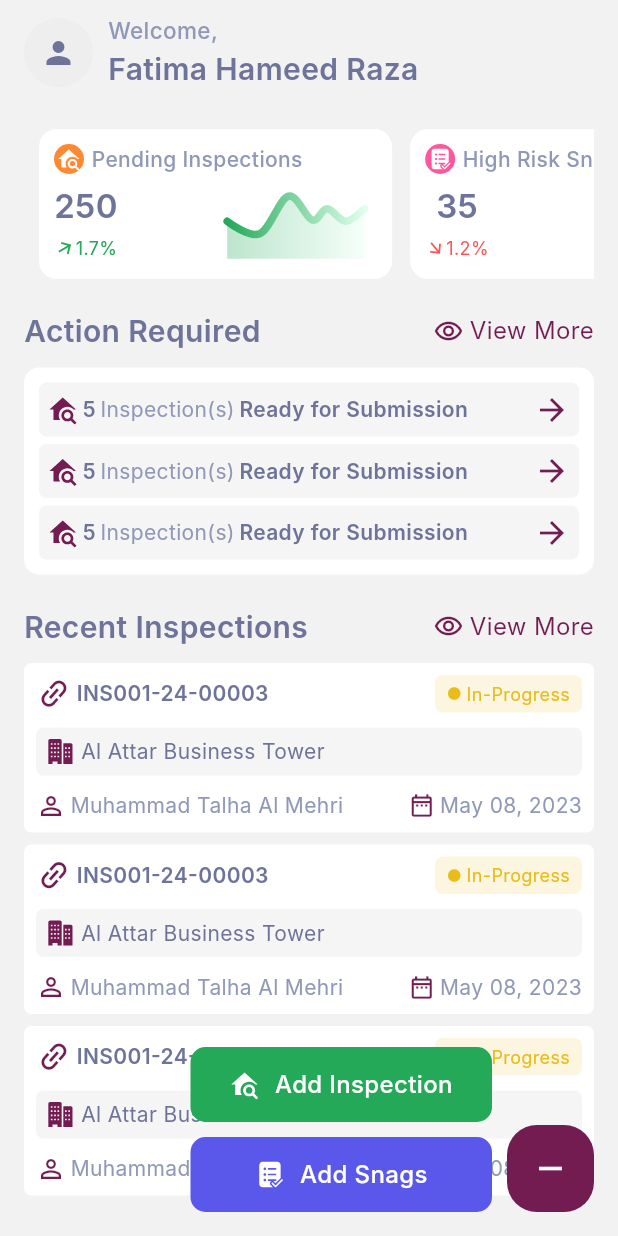
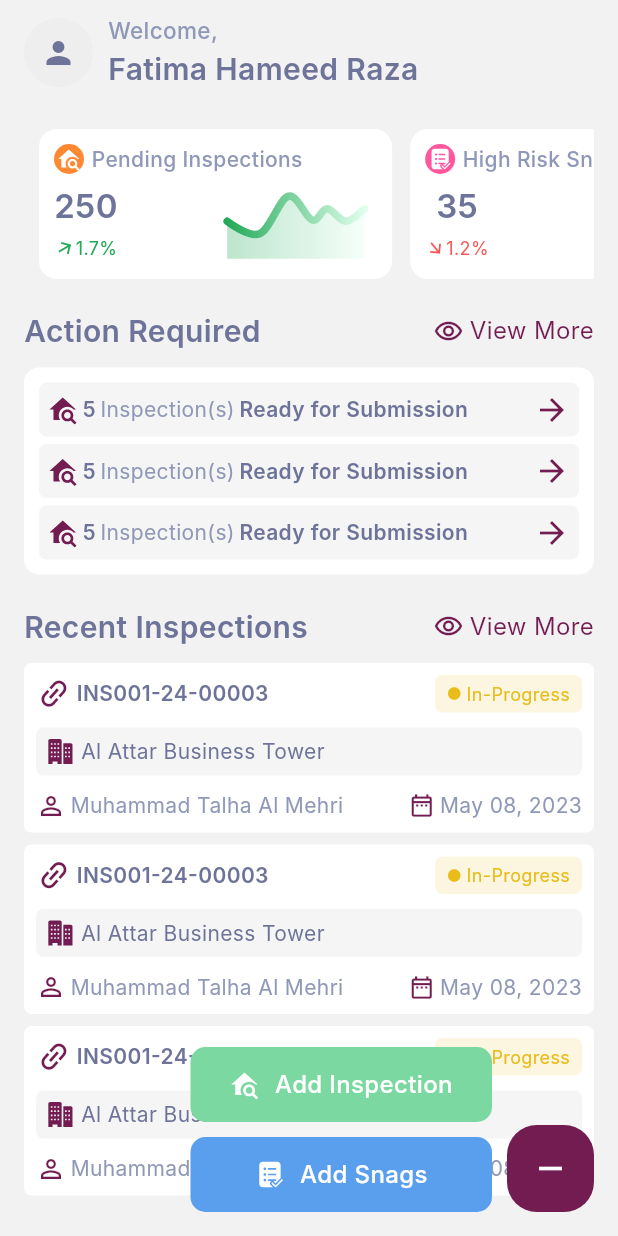
Before and after one commit to Hibba-Syed/SNAGS-Mobile, a Flutter app: the DashboardScreen screen opened directly, after a tap on the "add" icon, on a phone screen of 412 x 824 dp. Run offline on Flutter 3.47's test engine with Material 3 defaults, Android fonts, the phone set to English and light mode, and no system bars; drawn by our look-alikes of fl_chart; our stand-ins replace cached_network_image, dropdown_search, flutter_animate, flutter_bloc, flutter_rating_bar, flutter_svg and 4 more; missing offline and left inert: super_tooltip; accounts and stored records are empty; Roboto replaces fonts that are missing (Inter).

Commit message:
changed: colors

```diff
--- a/lib/res/constants/app_colors.dart
+++ b/lib/res/constants/app_colors.dart
@@ -4,6 +4,7 @@ class AppColors{
   static const Color primary = Color(0xFF721C51);
   static const Color background = Color(0xFFF2F2F2);
   static const Color green = Color(0xFF24A959);
+  static const Color cGreen = Color(0xFF7CD8A1);
   static const Color lightGreen = Color(0xFFE0FFED);
   static const Color red = Color(0xFFFB5454);
   static const Color lightRed = Color(0xFFFFD8D8);
@@ -15,6 +16,7 @@ class AppColors{
   static const Color lightCyan = Color(0XFFD1FAFD);
   static const Color blue = Color(0xFF5A9EEE);
   static const Color lightBlue = Color(0xFFF2F8FF);
+  static const Color mayaBlue = Color(0xFF5A9EEE);
   static const Color purple = Color(0xFF5A58EB);
   static const Color yellow = Color(0xFFE9BC19);
   static const Color lightYellow = Color(0xFFFCF5DC);
--- a/lib/view/screens/dashboard/dashboard_screen.dart
+++ b/lib/view/screens/dashboard/dashboard_screen.dart
@@ -108,7 +108,7 @@ class DashboardScreen extends StatelessWidget {
                           colorFilter: const ColorFilter.mode(
                               AppColors.white, BlendMode.srcIn),
                         ),
-                        buttonColor: AppColors.green,
+                        buttonColor: AppColors.cGreen,
                         text: 'Add Inspection',
                         onPressed: () {
                           Navigator.pushNamed(context, AppRoutes.addInspection);
@@ -123,7 +123,7 @@ class DashboardScreen extends StatelessWidget {
                             colorFilter: const ColorFilter.mode(
                                 AppColors.white, BlendMode.srcIn)),
                         text: 'Add Snags',
-                        buttonColor: AppColors.purple,
+                        buttonColor: AppColors.mayaBlue,
                         onPressed: () {
                           Navigator.pushNamed(context, AppRoutes.addSnag);
                           context
--- a/lib/view/widgets/textfield/password_text_field.dart
+++ b/lib/view/widgets/textfield/password_text_field.dart
@@ -78,6 +78,7 @@ class _PasswordTextFieldState extends State<PasswordTextField> {
             contentPadding:
                 const EdgeInsets.symmetric(horizontal: 15.0, vertical: 10.0),
             hintText: widget.hint,
+            hintStyle: AppTextStyles.style12LightGrey400,
             floatingLabelBehavior: FloatingLabelBehavior.never,
             prefixIcon: Padding(
               padding: const EdgeInsets.symmetric(horizontal: 12.0,vertical: 10.0),
```
